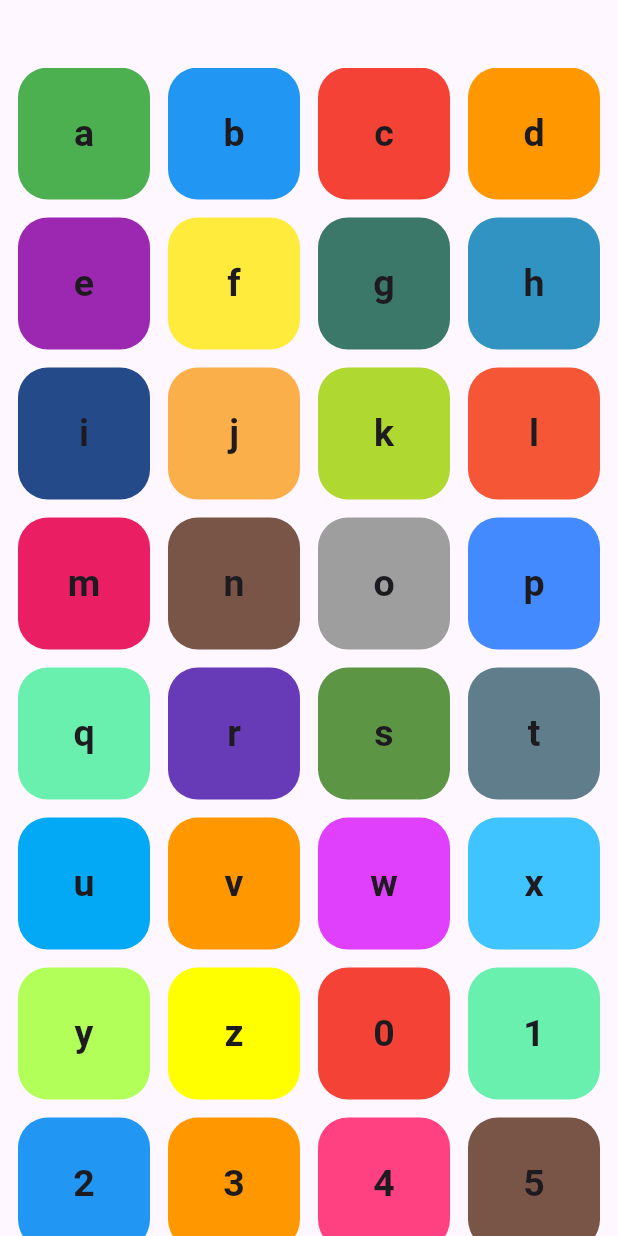
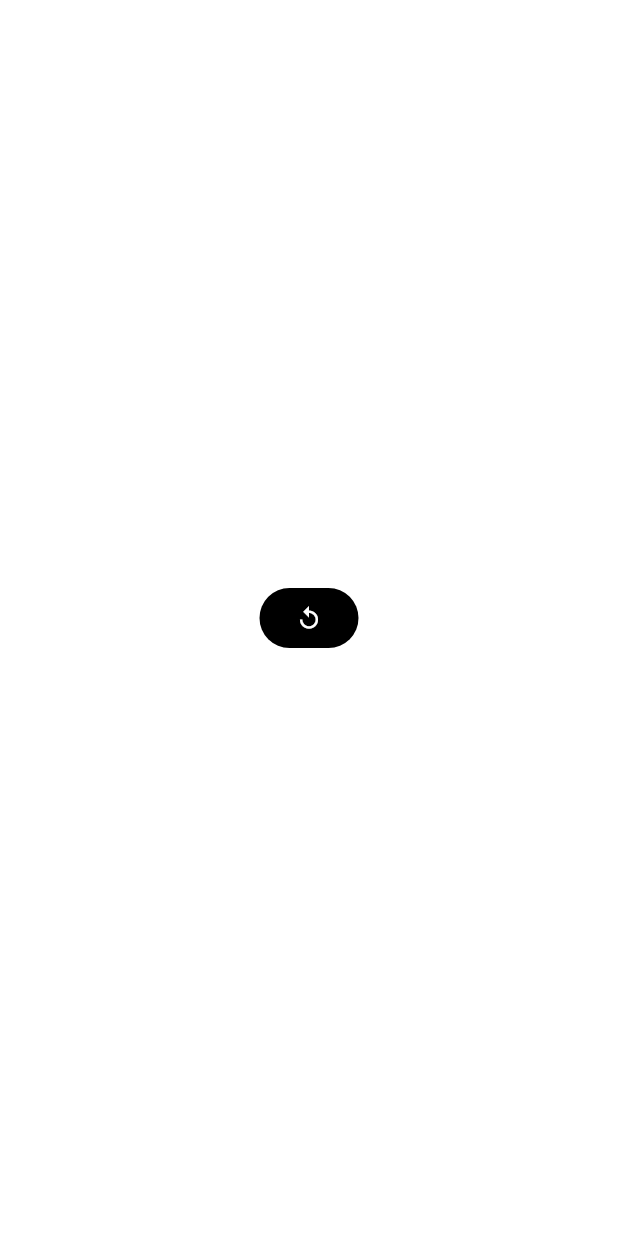
Before and after one commit to rofidarashed/nti_application_2, a Flutter app: the screen it shows after launch, on a phone screen of 412 x 824 dp. Run offline on Flutter 3.47's test engine with Material 3 defaults, Android fonts, the phone set to English and light mode, and no system bars.

Commit message:
container widget

```diff
--- a/lib/components/char_widget_build.dart
+++ b/lib/components/char_widget_build.dart
@@ -1,23 +1,29 @@
 import 'package:flutter/material.dart';
-import 'package:nti_application_2/resources/char_model.dart';
+import 'package:nti_application_2/resources/colors.dart';
 
-class CharWidgetBuild extends StatelessWidget {
-  const CharWidgetBuild({super.key, required this.charModel});
-  final CharModel charModel;
+class CharWidgetBuild extends StatefulWidget {
+  const CharWidgetBuild({ super.key });
 
+  @override
+  _CharWidgetBuildState createState() => _CharWidgetBuildState();
+}
+
+class _CharWidgetBuildState extends State<CharWidgetBuild> {
   @override
   Widget build(BuildContext context) {
     return Container(
-      decoration: BoxDecoration(
-        color: charModel.charColor,
-        borderRadius: BorderRadius.circular(20),
-      ),
-      child: Center(
-        child: Text(
-          charModel.chartitle,
-          style: TextStyle(fontWeight: FontWeight.bold, fontSize: 25),
-        ),
-      ),
+
     );
   }
 }
+Widget fn({
+  required IconData icon,
+  required Color bColor,
+  required VoidCallback onPressed,
+}) {
+  return ElevatedButton.icon(
+    style: ElevatedButton.styleFrom(backgroundColor: black, elevation: 0),
+    onPressed: onPressed,
+    label: Icon(icon, color: white),
+  );
+}
--- a/lib/resources/colors.dart
+++ b/lib/resources/colors.dart
@@ -1,38 +1,6 @@
 import 'package:flutter/material.dart';
 
-const Color a = Colors.green;
-const Color b = Colors.blue;
-const Color c = Colors.red;
-const Color d = Colors.orange;
-const Color e = Colors.purple;
-const Color f = Colors.yellow;
-const Color g = Color.fromARGB(255, 59, 120, 105);
-const Color h = Color.fromARGB(255, 48, 147, 193);
-const Color i = Color.fromARGB(255, 36, 74, 138);
-const Color j = Color.fromARGB(255, 251, 175, 75);
-const Color k =  Color.fromARGB(255, 175, 216, 49);
-const Color l = Color.fromARGB(255, 244, 86, 54);
-const Color m = Colors.pink;
-const Color n = Colors.brown;
-const Color o = Colors.grey;
-const Color p = Colors.blueAccent;
-const Color q = Colors.greenAccent;
-const Color r = Colors.deepPurple;
-const Color s = Color.fromARGB(255, 92, 149, 68);
-const Color t = Colors.blueGrey;
-const Color u = Colors.lightBlue;
-const Color v = Colors.orange;
-const Color w = Colors.purpleAccent;
-const Color x = Colors.lightBlueAccent;
-const Color y = Colors.lightGreenAccent;
-const Color z = Colors.yellowAccent;
-const Color n0 = Colors.red;
-const Color n1 = Colors.greenAccent;
-const Color n2 = Colors.blue;
-const Color n3 = Colors.orange;
-const Color n4 = Colors.pinkAccent;
-const Color n5 = Colors.brown;
-const Color n6 = Colors.amber;
-const Color n7 = Colors.purple;
-const Color n8 = Colors.lightGreenAccent;
-const Color n9 = Colors.lime;
+const Color black = Colors.black;
+const Color white = Colors.white;
+const Color gray = Colors.grey;
+const Color green = Colors.green;
--- a/lib/view/screens/home_screen.dart
+++ b/lib/view/screens/home_screen.dart
@@ -1,16 +1,20 @@
 import 'package:flutter/material.dart';
+import 'package:nti_application_2/resources/colors.dart';
 import 'package:nti_application_2/view/widgets/char_widget.dart';
 
-class HomeScreen extends StatelessWidget {
+class HomeScreen extends StatefulWidget {
   const HomeScreen({super.key});
 
   @override
+  State<HomeScreen> createState() => _HomeScreenState();
+}
+
+class _HomeScreenState extends State<HomeScreen> {
+  @override
   Widget build(BuildContext context) {
     return Scaffold(
-      body: Padding(
-        padding: EdgeInsets.only(top: 45, right: 12, left: 12),
-        child: CharWidget(),
-      ),
+      backgroundColor: white,
+      body: CharWidget(),
     );
   }
 }
--- a/lib/view/widgets/char_widget.dart
+++ b/lib/view/widgets/char_widget.dart
@@ -1,60 +1,47 @@
 import 'package:flutter/material.dart';
 import 'package:nti_application_2/components/char_widget_build.dart';
-import 'package:nti_application_2/resources/char_model.dart';
 import 'package:nti_application_2/resources/colors.dart';
 
-class CharWidget extends StatelessWidget {
-  CharWidget({super.key});
-  final List<CharModel> characters = [
-    CharModel(charColor: a, chartitle: "a"),
-    CharModel(charColor: b, chartitle: "b"),
-    CharModel(charColor: c, chartitle: "c"),
-    CharModel(charColor: d, chartitle: "d"),
-    CharModel(charColor: e, chartitle: "e"),
-    CharModel(charColor: f, chartitle: "f"),
-    CharModel(charColor: g, chartitle: "g"),
-    CharModel(charColor: h, chartitle: "h"),
-    CharModel(charColor: i, chartitle: "i"),
-    CharModel(charColor: j, chartitle: "j"),
-    CharModel(charColor: k, chartitle: "k"),
-    CharModel(charColor: l, chartitle: "l"),
-    CharModel(charColor: m, chartitle: "m"),
-    CharModel(charColor: n, chartitle: "n"),
-    CharModel(charColor: o, chartitle: "o"),
-    CharModel(charColor: p, chartitle: "p"),
-    CharModel(charColor: q, chartitle: "q"),
-    CharModel(charColor: r, chartitle: "r"),
-    CharModel(charColor: s, chartitle: "s"),
-    CharModel(charColor: t, chartitle: "t"),
-    CharModel(charColor: u, chartitle: "u"),
-    CharModel(charColor: v, chartitle: "v"),
-    CharModel(charColor: w, chartitle: "w"),
-    CharModel(charColor: x, chartitle: "x"),
-    CharModel(charColor: y, chartitle: "y"),
-    CharModel(charColor: z, chartitle: "z"),
-    CharModel(charColor: n0, chartitle: "0"),
-    CharModel(charColor: n1, chartitle: "1"),
-    CharModel(charColor: n2, chartitle: "2"),
-    CharModel(charColor: n3, chartitle: "3"),
-    CharModel(charColor: n4, chartitle: "4"),
-    CharModel(charColor: n5, chartitle: "5"),
-    CharModel(charColor: n6, chartitle: "6"),
-    CharModel(charColor: n7, chartitle: "7"),
-    CharModel(charColor: n8, chartitle: "8"),
-    CharModel(charColor: n9, chartitle: "9"),
-  ];
+// ignore: must_be_immutable
+class CharWidget extends StatefulWidget {
+  const CharWidget({super.key});
+
+  @override
+  _CharWidgetState createState() => _CharWidgetState();
+}
+
+class _CharWidgetState extends State<CharWidget> {
+  List colors = [white, green, gray];
+  rSetState() {
+    setState(() {});
+  }
+
+  int x = 0;
+  bool y = true;
   @override
   Widget build(BuildContext context) {
-    return GridView.builder(
-      itemCount: characters.length,
-      gridDelegate: SliverGridDelegateWithFixedCrossAxisCount(
-        crossAxisCount: 4,
-        mainAxisSpacing: 12,
-        crossAxisSpacing: 12,
+    return Container(
+      width: double.infinity,
+      color: colors[x],
+      child: Center(
+        child: fn(
+          icon: Icons.replay,
+          bColor: black,
+          onPressed: () {
+            rSetState();
+            if (y) {
+              rSetState();
+              x = 1;
+              y = false;
+            } else {
+              rSetState();
+
+              x = 2;
+              y = true;
+            }
+          },
+        ),
       ),
-      itemBuilder: (context, index) {
-        return CharWidgetBuild(charModel: characters[index]);
-      },
     );
   }
 }
```
